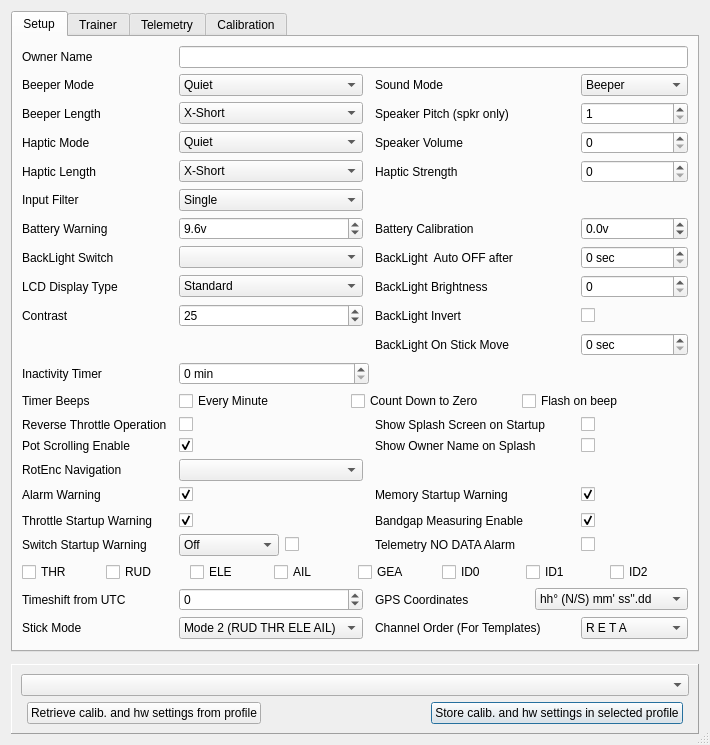
roberto1903/companion9x, file src/generaledit.ui: the form before one commit.
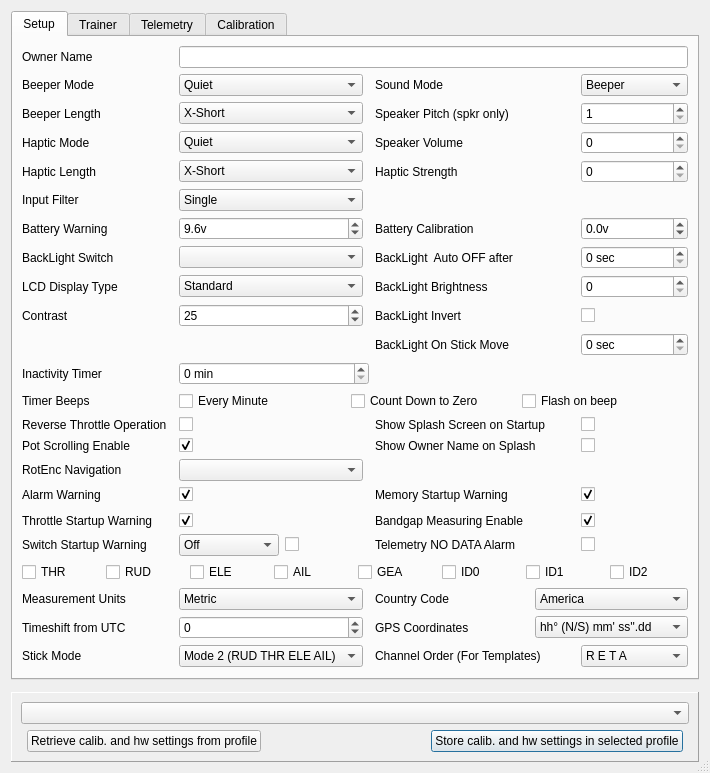
The form after the commit. Icons and pictures are not drawn.

Commit message: PXX Country code support

Diff of the .ui file:
```diff
--- a/src/generaledit.ui
+++ b/src/generaledit.ui
@@ -7,7 +7,7 @@
     <x>0</x>
     <y>0</y>
     <width>683</width>
-    <height>714</height>
+    <height>743</height>
    </rect>
   </property>
   <property name="sizePolicy">
@@ -136,7 +136,7 @@
          </item>
         </widget>
        </item>
-       <item row="35" column="2">
+       <item row="36" column="2">
         <widget class="QSpinBox" name="timezoneSB">
          <property name="minimum">
           <number>-14</number>
@@ -163,7 +163,7 @@
          </property>
         </widget>
        </item>
-       <item row="36" column="4">
+       <item row="37" column="4">
         <widget class="QLabel" name="label_13">
          <property name="text">
           <string>Channel Order (For Templates)</string>
@@ -180,7 +180,7 @@
          </property>
         </widget>
        </item>
-       <item row="36" column="2">
+       <item row="37" column="2">
         <widget class="QComboBox" name="stickmodeCB">
          <property name="toolTip">
           <string/>
@@ -807,7 +807,7 @@
          </property>
         </widget>
        </item>
-       <item row="35" column="4" colspan="2">
+       <item row="36" column="4" colspan="2">
         <layout class="QHBoxLayout" name="gpsFormatLayout">
          <item>
           <widget class="QLabel" name="gpsFormatLabel">
@@ -845,14 +845,14 @@
          </property>
         </widget>
        </item>
-       <item row="35" column="0">
+       <item row="36" column="0">
         <widget class="QLabel" name="label_timezone">
          <property name="text">
           <string>Timeshift from UTC</string>
          </property>
         </widget>
        </item>
-       <item row="36" column="5">
+       <item row="37" column="5">
         <widget class="QComboBox" name="channelorderCB">
          <property name="toolTip">
           <string/>
@@ -1004,7 +1004,7 @@
          </property>
         </widget>
        </item>
-       <item row="36" column="0">
+       <item row="37" column="0">
         <widget class="QLabel" name="label_14">
          <property name="text">
           <string>Stick Mode</string>
@@ -1363,6 +1363,57 @@
          </property>
         </widget>
        </item>
+       <item row="35" column="4" colspan="2">
+        <layout class="QHBoxLayout" name="pxxCountry">
+         <item>
+          <widget class="QLabel" name="countrycode_label">
+           <property name="text">
+            <string>Country Code</string>
+           </property>
+          </widget>
+         </item>
+         <item>
+          <widget class="QComboBox" name="countrycode_CB">
+           <item>
+            <property name="text">
+             <string>America</string>
+            </property>
+           </item>
+           <item>
+            <property name="text">
+             <string>Europe</string>
+            </property>
+           </item>
+           <item>
+            <property name="text">
+             <string>Japan</string>
+            </property>
+           </item>
+          </widget>
+         </item>
+        </layout>
+       </item>
+       <item row="35" column="2">
+        <widget class="QComboBox" name="units_CB">
+         <item>
+          <property name="text">
+           <string>Metric</string>
+          </property>
+         </item>
+         <item>
+          <property name="text">
+           <string>Imperial</string>
+          </property>
+         </item>
+        </widget>
+       </item>
+       <item row="35" column="0">
+        <widget class="QLabel" name="units_label">
+         <property name="text">
+          <string>Measurement Units</string>
+         </property>
+        </widget>
+       </item>
       </layout>
      </widget>
      <widget class="QWidget" name="tabTrainer">
```
Left out of the diff: 130 changed lines with no effect on the pictures. The commit also changes 3 other files.
